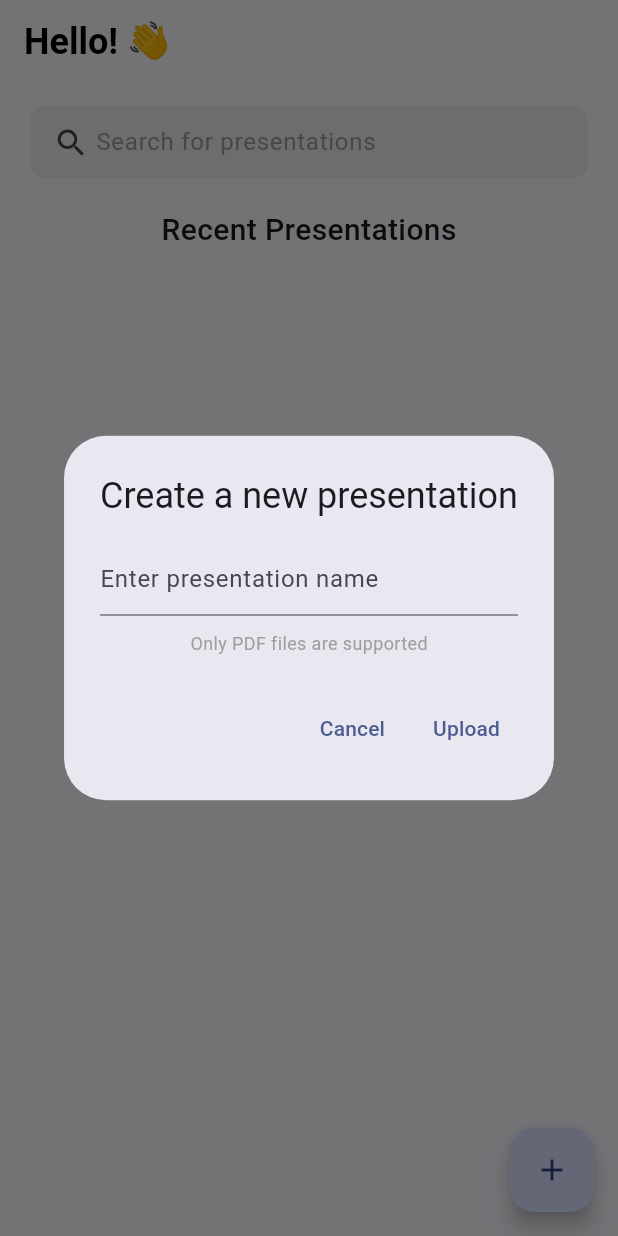
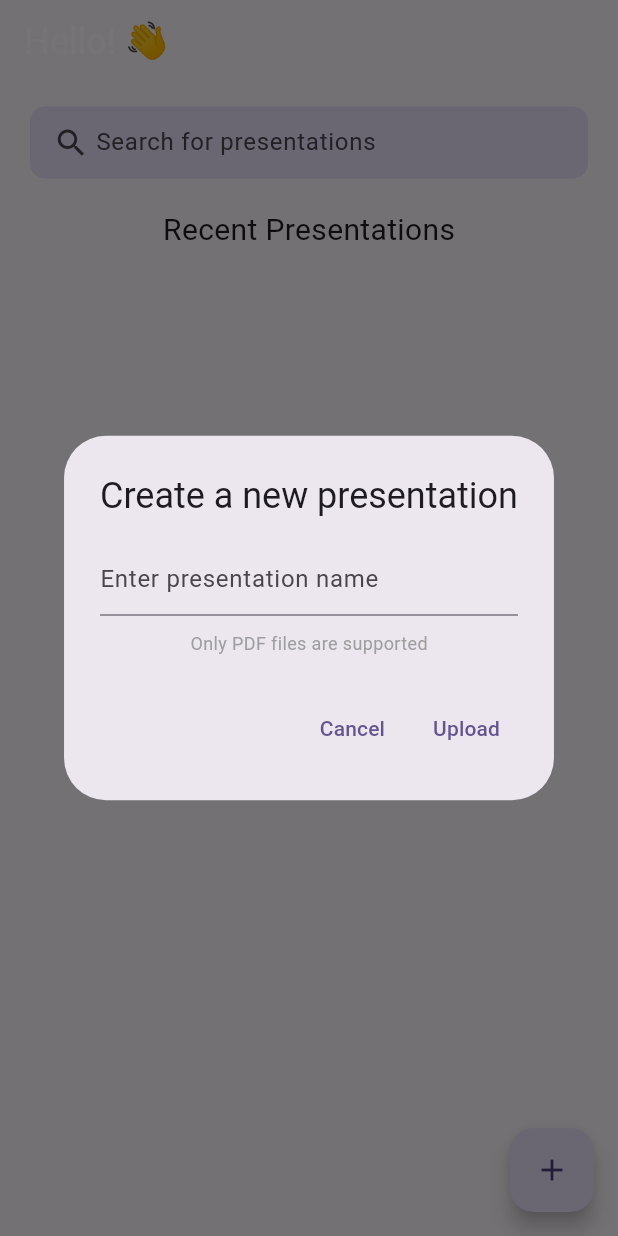
Before and after one commit to fabian-kho/zoom_lite, a Flutter app: the screen it shows after launch, after a tap on the "add" icon, on a phone screen of 412 x 824 dp. Run offline on Flutter 3.47's test engine with Material 2 defaults, Android fonts, the phone set to English and light mode, and no system bars; our stand-ins replace file_picker, firebase_core, firebase_database, firebase_storage; missing offline and left inert: pdf_render; accounts and stored records are empty.

Commit message:
feat: implemented automatic detection of color scheme

```diff
--- a/lib/components/list_item.dart
+++ b/lib/components/list_item.dart
@@ -22,7 +22,7 @@ class ListItem extends StatelessWidget {
         shape: const RoundedRectangleBorder(
           borderRadius: BorderRadius.all(Radius.circular(8)),
         ),
-        tileColor: Colors.grey[200],
+        tileColor: Theme.of(context).colorScheme.secondaryContainer,
         // leading thumbnail
         leading: SizedBox(
           width: 90,
--- /dev/null
+++ b/lib/constants.dart
@@ -0,0 +1,66 @@
+// Copyright 2021 The Flutter team. All rights reserved.
+// Use of this source code is governed by a BSD-style license that can be
+// found in the LICENSE file.
+
+import 'package:flutter/material.dart';
+
+// NavigationRail shows if the screen width is greater or equal to
+// narrowScreenWidthThreshold; otherwise, NavigationBar is used for navigation.
+const double narrowScreenWidthThreshold = 450;
+
+const double mediumWidthBreakpoint = 1000;
+const double largeWidthBreakpoint = 1500;
+
+const double transitionLength = 500;
+
+// Whether the user has chosen a theme color via a direct [ColorSeed] selection,
+// or an image [ColorImageProvider].
+enum ColorSelectionMethod {
+  colorSeed,
+  image,
+}
+
+enum ColorSeed {
+  baseColor('M3 Baseline', Color(0xff6750a4)),
+  indigo('Indigo', Colors.indigo),
+  blue('Blue', Colors.blue),
+  teal('Teal', Colors.teal),
+  green('Green', Colors.green),
+  yellow('Yellow', Colors.yellow),
+  orange('Orange', Colors.orange),
+  deepOrange('Deep Orange', Colors.deepOrange),
+  pink('Pink', Colors.pink);
+
+  const ColorSeed(this.label, this.color);
+  final String label;
+  final Color color;
+}
+
+enum ColorImageProvider {
+  leaves('Leaves',
+      'https://flutter.github.io/assets-for-api-docs/assets/material/content_based_color_scheme_1.png'),
+  peonies('Peonies',
+      'https://flutter.github.io/assets-for-api-docs/assets/material/content_based_color_scheme_2.png'),
+  bubbles('Bubbles',
+      'https://flutter.github.io/assets-for-api-docs/assets/material/content_based_color_scheme_3.png'),
+  seaweed('Seaweed',
+      'https://flutter.github.io/assets-for-api-docs/assets/material/content_based_color_scheme_4.png'),
+  seagrapes('Sea Grapes',
+      'https://flutter.github.io/assets-for-api-docs/assets/material/content_based_color_scheme_5.png'),
+  petals('Petals',
+      'https://flutter.github.io/assets-for-api-docs/assets/material/content_based_color_scheme_6.png');
+
+  const ColorImageProvider(this.label, this.url);
+  final String label;
+  final String url;
+}
+
+enum ScreenSelected {
+  component(0),
+  color(1),
+  typography(2),
+  elevation(3);
+
+  const ScreenSelected(this.value);
+  final int value;
+}
--- a/lib/main.dart
+++ b/lib/main.dart
@@ -2,28 +2,66 @@ import 'package:flutter/foundation.dart';
 import 'package:flutter/material.dart';
 import 'package:firebase_core/firebase_core.dart';
 import 'package:zoom_lite/pages/landing_page.dart';
+import 'constants.dart';
 
 Future<void> main() async {
   WidgetsFlutterBinding.ensureInitialized();
   await Firebase.initializeApp();
-  runApp(MyApp());
+  runApp(const App());
+}
+class App extends StatefulWidget {
+  const App({super.key});
+
+  @override
+  State<App> createState() => _AppState();
 }
 
-class MyApp extends StatelessWidget {
-  MyApp({Key? key}) : super(key: key);
 
+
+class _AppState extends State<App> {
   final Future<FirebaseApp> _fbApp = Firebase.initializeApp();
+
+  bool useMaterial3 = true;
+  ThemeMode themeMode = ThemeMode.system;
+  ColorSeed colorSelected = ColorSeed.baseColor;
+  ColorImageProvider imageSelected = ColorImageProvider.leaves;
+  ColorScheme? imageColorScheme = const ColorScheme.light();
+  ColorSelectionMethod colorSelectionMethod = ColorSelectionMethod.colorSeed;
+
+  bool get useLightMode {
+    switch (themeMode) {
+      case ThemeMode.system:
+        return MediaQuery.platformBrightnessOf(context) == Brightness.light;
+      case ThemeMode.light:
+        return true;
+      case ThemeMode.dark:
+        return false;
+    }
+  }
 
   @override
   Widget build(BuildContext context) {
     return MaterialApp(
       debugShowCheckedModeBanner: false,
       title: 'Zoom lite',
-      theme: ThemeData(
-        useMaterial3: true,
-        colorSchemeSeed: const Color(0xFF0A122A),
-      ),
-      themeMode: ThemeMode.system, // or ThemeMode.dark, ThemeMode.light
+        themeMode: themeMode,
+        theme: ThemeData(
+          colorSchemeSeed: colorSelectionMethod == ColorSelectionMethod.colorSeed
+              ? colorSelected.color
+              : null,
+          colorScheme: colorSelectionMethod == ColorSelectionMethod.image
+              ? imageColorScheme
+              : null,
+          useMaterial3: useMaterial3,
+          brightness: Brightness.light,
+        ),
+        darkTheme: ThemeData(
+          colorSchemeSeed: colorSelectionMethod == ColorSelectionMethod.colorSeed
+              ? colorSelected.color
+              : imageColorScheme!.primary,
+          useMaterial3: useMaterial3,
+          brightness: Brightness.dark,
+        ),
       home: FutureBuilder(
         future: _fbApp,
         builder: (context, snapshot) {
--- a/lib/pages/landing_page.dart
+++ b/lib/pages/landing_page.dart
@@ -79,8 +79,7 @@ class _LandingPageState extends State<LandingPage> {
         title: Text(widget.title),
         titleTextStyle: const TextStyle(
           fontSize: 24,
-          fontWeight: FontWeight.w600,
-          color: Colors.black,
+          fontWeight: FontWeight.w400,
         ),
       ),
       body: Container(
@@ -95,7 +94,6 @@ class _LandingPageState extends State<LandingPage> {
               'Recent Presentations',
               style: TextStyle(
                 fontSize: 20,
-                fontWeight: FontWeight.w500,
               ),
             ),
             const SizedBox(height: 10),
@@ -108,6 +106,7 @@ class _LandingPageState extends State<LandingPage> {
         ),
       ),
       floatingActionButton: FloatingActionButton(
+        backgroundColor: Theme.of(context).colorScheme.secondaryContainer,
         onPressed: () {
           showDialog(
             context: context,
@@ -123,14 +122,14 @@ class _LandingPageState extends State<LandingPage> {
 class SearchBox extends StatelessWidget {
   final Function(String) onSearchChanged;
 
-  const SearchBox({required this.onSearchChanged});
+  const SearchBox({super.key, required this.onSearchChanged});
 
   @override
   Widget build(BuildContext context) {
     return Container(
       padding: const EdgeInsets.symmetric(horizontal: 15),
       decoration: BoxDecoration(
-        color: Colors.grey[200],
+        color: Theme.of(context).colorScheme.secondaryContainer,
         borderRadius: BorderRadius.circular(10),
       ),
       child: TextField(
@@ -146,7 +145,6 @@ class SearchBox extends StatelessWidget {
           hintText: 'Search for presentations',
           hintStyle: TextStyle(
             fontSize: 16,
-            color: Colors.grey,
           ),
         ),
       ),
```
